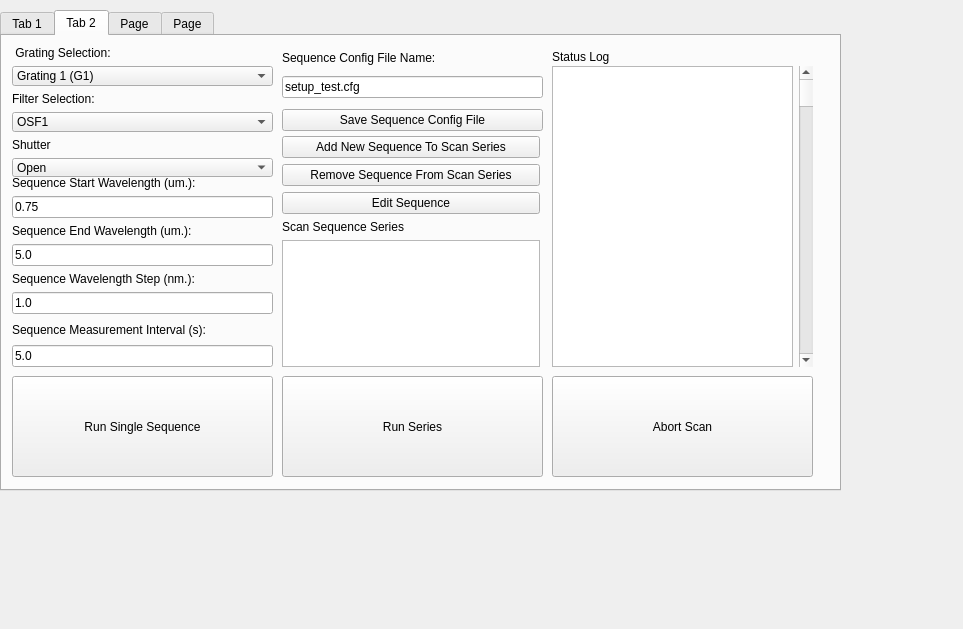
First picture: the form in SPHEREx-Calibration-Automation/pylab/pylabcal/pylabcalgui/QTDesigner/scanWindowDialog.ui, repository samcondon4/SPHEREx-lab-tools, before the edit.
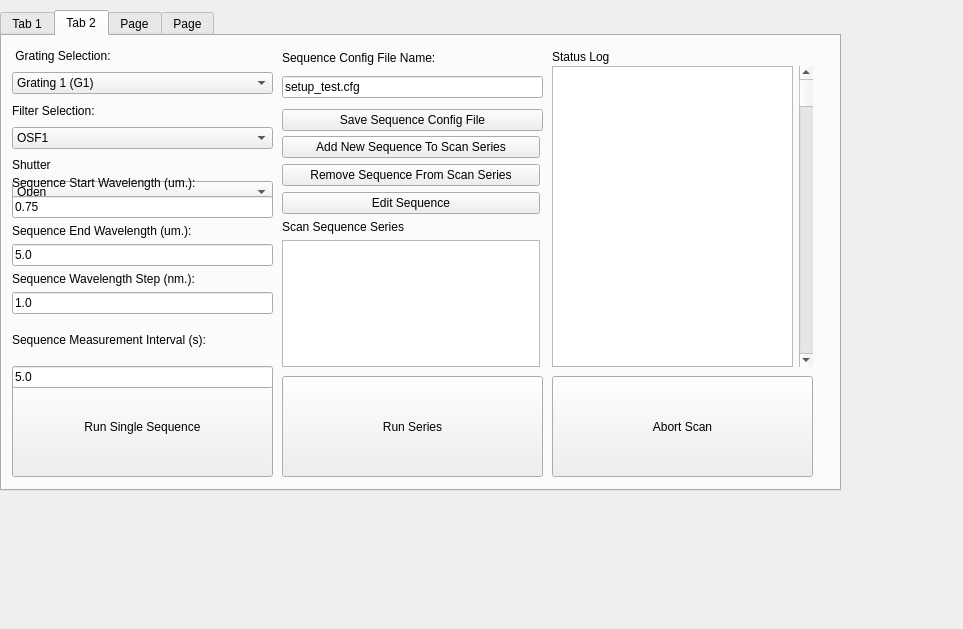
Second picture: the form after the edit. The open tabs and pages were chosen to show the change.

```diff
--- a/SPHEREx-Calibration-Automation/pylab/pylabcal/pylabcalgui/QTDesigner/scanWindowDialog.ui
+++ b/SPHEREx-Calibration-Automation/pylab/pylabcal/pylabcalgui/QTDesigner/scanWindowDialog.ui
@@ -337,13 +337,13 @@
       </item>
      </layout>
     </widget>
-    <widget class="QWidget" name="">
+    <widget class="QWidget" name="layoutWidget">
      <property name="geometry">
       <rect>
        <x>10</x>
        <y>10</y>
        <width>261</width>
-       <height>131</height>
+       <height>157</height>
       </rect>
      </property>
      <layout class="QVBoxLayout" name="verticalLayout">
@@ -430,7 +430,7 @@
       </item>
      </layout>
     </widget>
-    <widget class="QWidget" name="">
+    <widget class="QWidget" name="layoutWidget">
      <property name="geometry">
       <rect>
        <x>280</x>
@@ -472,7 +472,7 @@
       </item>
      </layout>
     </widget>
-    <widget class="QWidget" name="">
+    <widget class="QWidget" name="layoutWidget">
      <property name="geometry">
       <rect>
        <x>280</x>
@@ -525,13 +525,13 @@
       </item>
      </layout>
     </widget>
-    <widget class="QWidget" name="">
+    <widget class="QWidget" name="layoutWidget">
      <property name="geometry">
       <rect>
        <x>10</x>
        <y>140</y>
        <width>261</width>
-       <height>191</height>
+       <height>212</height>
       </rect>
      </property>
      <layout class="QVBoxLayout" name="verticalLayout_2">
```
Left out of the diff: 2 changed lines with no effect on the pictures.
